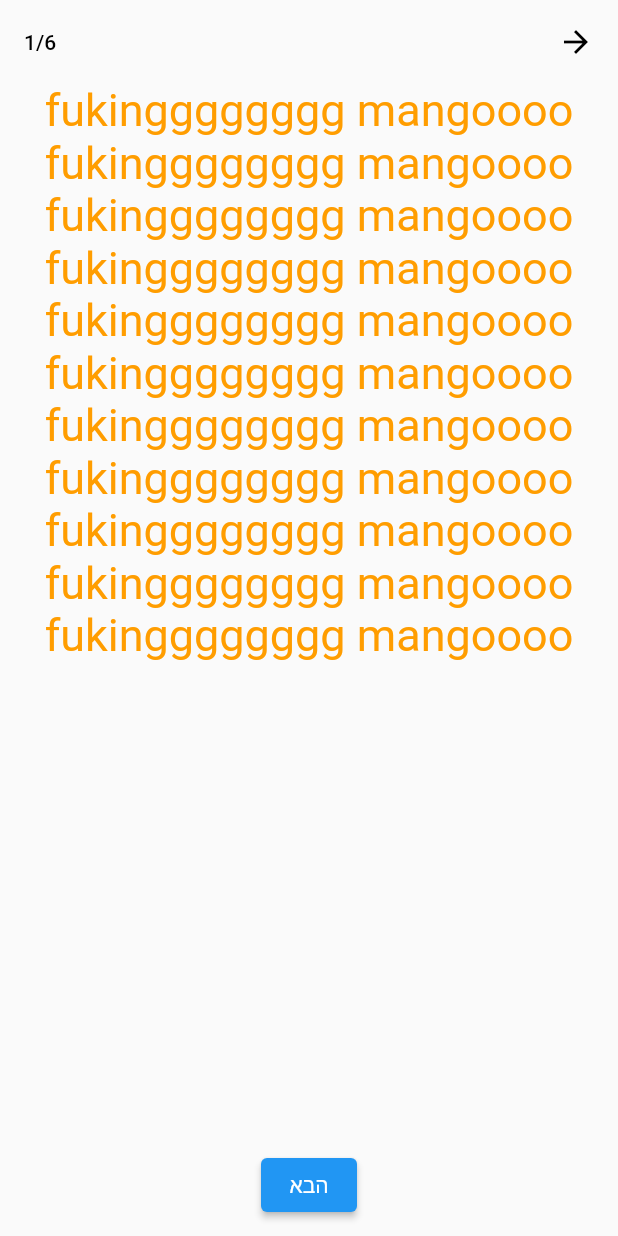
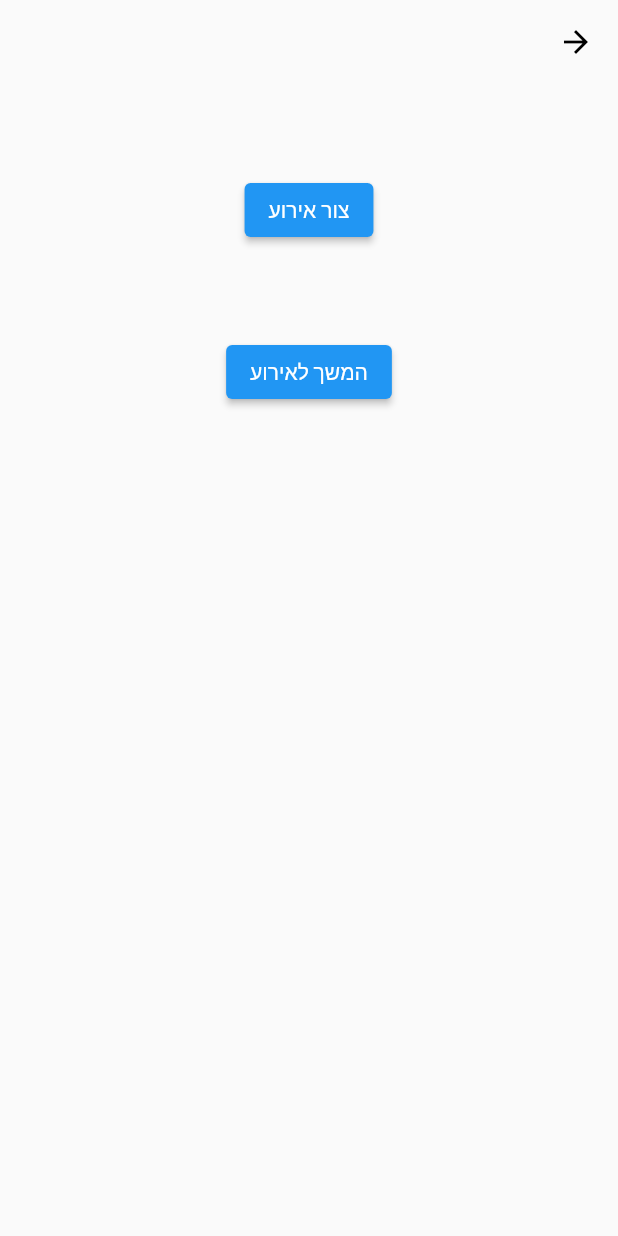
Before and after one commit to AsafHagany21/Mango, a Flutter app: the screen it shows after launch, on a phone screen of 412 x 824 dp. Run offline on Flutter 3.47's test engine with Material 2 defaults, Android fonts, the phone set to English and light mode, and no system bars; our stand-ins replace get.

Commit message:
first page

```diff
--- a/mango_app/lib/main.dart
+++ b/mango_app/lib/main.dart
@@ -1,6 +1,9 @@
 import 'package:flutter/material.dart';
 import 'package:get/get.dart';
-import 'package:mango_app/pages/customer_identification.dart';
+import 'package:mango_app/pages/createEvent/event_date.dart';
+import 'package:mango_app/pages/createEvent/event_name.dart';
+import 'package:mango_app/pages/createEvent/event_time.dart';
+import 'package:mango_app/pages/first_page.dart';
 import 'package:mango_app/utils/app_controller.dart';
 import 'package:mango_app/utils/constants.dart';
 
@@ -23,13 +26,25 @@
       ),
       defaultTransition: Transition.leftToRight,
       textDirection: TextDirection.rtl,
-      home: CustomerIdentificationPage(),
-      initialRoute: '/CustomerIdentification',
+      home: firstPagePage(),
+      initialRoute: '/firstPage',
       getPages: [
         GetPage(
-          name: '/CustomerIdentification',
-          page: () => CustomerIdentificationPage(),
-        )
+          name: '/firstPage',
+          page: () => firstPagePage(),
+        ),
+        GetPage(
+          name: '/createEvent/eventName',
+          page: () => EventNamePage(),
+        ),
+        GetPage(
+          name: '/createEvent/eventDate',
+          page: () => EventDatePage(),
+        ),
+        GetPage(
+          name: '/createEvent/eventTime',
+          page: () => EventTimePage(),
+        ),
       ],
       debugShowCheckedModeBanner: false,
     );
--- a/mango_app/lib/pages/customer_identification.dart
+++ b/mango_app/lib/pages/createEvent/event_time.dart
@@ -10,9 +10,9 @@ import 'package:mango_app/widgets/texts/mango_alert_text.dart';
 import 'package:mango_app/widgets/texts/mango_header_text.dart';
 import 'package:mango_app/widgets/texts/mango_secondary_text.dart';
 
-class CustomerIdentificationPage extends StatelessWidget {
-  CustomerIdentificationPage({Key? key}) : super(key: key);
-  final TextEditingController nameController = TextEditingController();
+class EventTimePage extends StatelessWidget {
+  EventTimePage({Key? key}) : super(key: key);
+  final TextEditingController timeController = TextEditingController();
 
   @override
   Widget build(BuildContext context) {
@@ -36,35 +36,24 @@ class CustomerIdentificationPage extends StatelessWidget {
               children: [
                 Column(
                   children: [
-                    const MangoHeaderText(text: 'fukingggggggg mangoooo'),
-                    const MangoHeaderText(text: 'fukingggggggg mangoooo'),
-                    const MangoHeaderText(text: 'fukingggggggg mangoooo'),
-                    const MangoHeaderText(text: 'fukingggggggg mangoooo'),
-                    const MangoHeaderText(text: 'fukingggggggg mangoooo'),
-                    const MangoHeaderText(text: 'fukingggggggg mangoooo'),
-                    const MangoHeaderText(text: 'fukingggggggg mangoooo'),
-                    const MangoHeaderText(text: 'fukingggggggg mangoooo'),
-                    const MangoHeaderText(text: 'fukingggggggg mangoooo'),
-                    const MangoHeaderText(text: 'fukingggggggg mangoooo'),
-                    const MangoHeaderText(text: 'fukingggggggg mangoooo'),
+                    const MangoHeaderText(text: 'זמן האירוע'),
+                    const MangoSecondaryText(
+                        text: 'ניתן לבחור כמה זמנים אופציונלים'),
+                    const SizedBox(height: 15),
+                    MangoTextField(
+                      controller: timeController,
+                      labelText: "דמיין שבחרת כמה",
+                    )
                   ],
                 ),
+                const SizedBox(height: 20),
               ],
             ),
             Expanded(child: Container()),
             ContinueButton(
                 onPressed: () {
-                  if (appController.chosenAges.isNotEmpty) {
-                    appController.setCustomerName(nameController.text);
-                    // Get.to(() => const PersonalizationTimePage());
-                  } else {
-                    showDialog<String>(
-                      context: context,
-                      builder: (BuildContext context) => const AlertDialog(
-                        title: MangoAlertText(text: 'חובה לבחור גיל'),
-                      ),
-                    );
-                  }
+                  appController.setEventName(timeController.text);
+                  // Get.to(() => const PersonalizationTimePage());
                 },
                 child: const Text('הבא')),
             const SizedBox(
--- /dev/null
+++ b/mango_app/lib/pages/first_page.dart
@@ -0,0 +1,65 @@
+import 'package:flutter/material.dart';
+import 'package:get/get.dart';
+import 'package:mango_app/pages/createEvent/event_name.dart';
+import 'package:mango_app/utils/constants.dart';
+import 'package:mango_app/widgets/form/continue_button.dart';
+import 'package:mango_app/widgets/form/mango_back_button.dart';
+import 'package:mango_app/widgets/form/mango_single_select.dart';
+import 'package:mango_app/widgets/form/mango_text_field.dart';
+import 'package:mango_app/widgets/form/page_index.dart';
+import 'package:mango_app/widgets/texts/mango_alert_text.dart';
+import 'package:mango_app/widgets/texts/mango_header_text.dart';
+import 'package:mango_app/widgets/texts/mango_secondary_text.dart';
+
+class firstPagePage extends StatelessWidget {
+  firstPagePage({Key? key}) : super(key: key);
+  final TextEditingController nameController = TextEditingController();
+
+  @override
+  Widget build(BuildContext context) {
+    return Scaffold(
+      appBar: AppBar(
+        backgroundColor: Colors.transparent,
+        elevation: 0,
+        leading: const MangoBackButton(),
+      ),
+      body: Center(
+        child: Column(
+          mainAxisAlignment: MainAxisAlignment.spaceAround,
+          children: [
+            Column(
+              children: [
+                Column(
+                  children: [
+                    const SizedBox(
+                      height: 60,
+                    ),
+                    ContinueButton(
+                      onPressed: () {
+                        Get.to(() => EventNamePage());
+                      },
+                      child: const Text('צור אירוע'),
+                    ),
+                    const SizedBox(
+                      height: 60,
+                    ),
+                    ContinueButton(
+                      onPressed: () {
+                        // Get.to(() => const PersonalizationTimePage());
+                      },
+                      child: const Text('המשך לאירוע'),
+                    ),
+                  ],
+                ),
+              ],
+            ),
+            Expanded(child: Container()),
+            const SizedBox(
+              height: 10,
+            ),
+          ],
+        ),
+      ),
+    );
+  }
+}
--- a/mango_app/lib/widgets/texts/mango_header_text.dart
+++ b/mango_app/lib/widgets/texts/mango_header_text.dart
@@ -12,7 +12,7 @@ class MangoHeaderText extends StatelessWidget {
       textDirection: TextDirection.rtl,
       style: const TextStyle(
         fontSize: 30,
-        color: Color.fromARGB(255, 255, 157, 0),
+        color: Color.fromARGB(255, 0, 0, 0),
         fontWeight: FontWeight.normal,
       ),
     );
```
Also changed, not shown: mango_app/lib/pages/createEvent/event_date.dart (added, +67 -0 lines), mango_app/lib/pages/createEvent/event_name.dart (added, +65 -0 lines), mango_app/lib/utils/app_controller.dart (+6 -43 lines).
